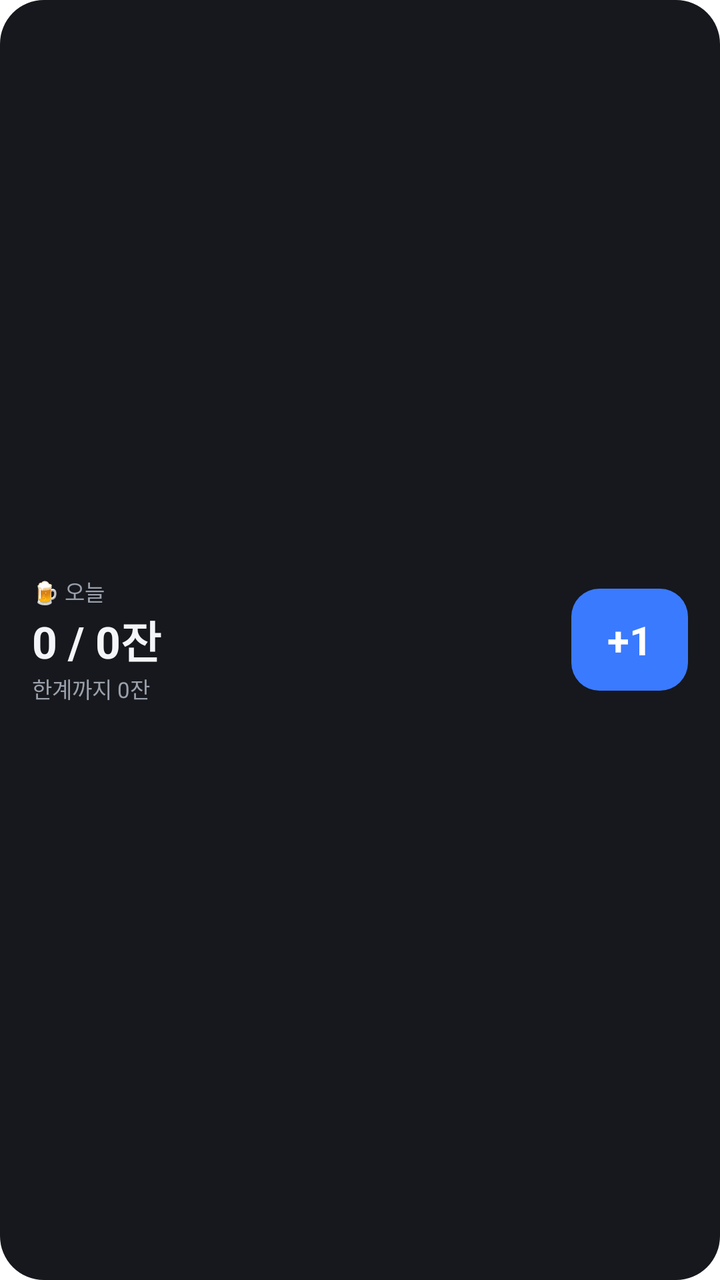
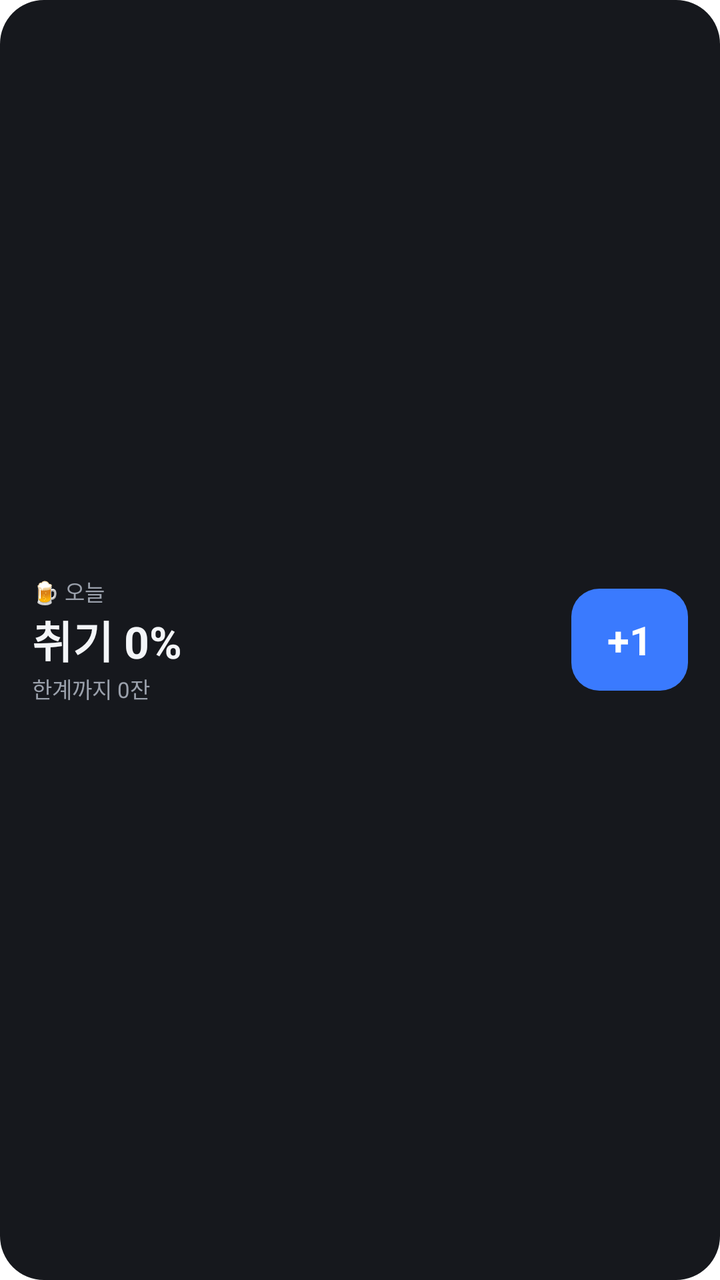

Before-and-after screenshots of an Android layout around one commit, followed by the original layout XML and the change that was made.
<!-- AndroidManifest.xml: fallback theme Theme.MaterialComponents.DayNight.NoActionBar -->
<!-- res/layout/brakepoint_widget.xml -->
<?xml version="1.0" encoding="utf-8"?>
<LinearLayout xmlns:android="http://schemas.android.com/apk/res/android"
  android:id="@+id/widget_root"
  android:layout_width="match_parent"
  android:layout_height="match_parent"
  android:background="@drawable/widget_bg_dark"
  android:gravity="center_vertical"
  android:orientation="horizontal"
  android:paddingHorizontal="16dp"
  android:paddingVertical="12dp">

  <LinearLayout
    android:layout_width="0dp"
    android:layout_height="wrap_content"
    android:layout_weight="1"
    android:orientation="vertical">

    <TextView
      android:id="@+id/widget_label"
      android:layout_width="wrap_content"
      android:layout_height="wrap_content"
      android:text="🍺 오늘"
      android:textColor="#9aa0ab"
      android:textSize="11sp" />

    <TextView
      android:id="@+id/widget_count"
      android:layout_width="wrap_content"
      android:layout_height="wrap_content"
      android:text="0 / 0잔"
      android:textColor="#f3f5f8"
      android:textSize="22sp"
      android:textStyle="bold" />

    <TextView
      android:id="@+id/widget_sub"
      android:layout_width="wrap_content"
      android:layout_height="wrap_content"
      android:text="한계까지 0잔"
      android:textColor="#9aa0ab"
      android:textSize="11sp" />
  </LinearLayout>

  <TextView
    android:id="@+id/widget_add"
    android:layout_width="wrap_content"
    android:layout_height="wrap_content"
    android:background="@drawable/widget_btn_dark"
    android:minWidth="52dp"
    android:gravity="center"
    android:paddingHorizontal="18dp"
    android:paddingVertical="12dp"
    android:text="+1"
    android:textColor="#ffffff"
    android:textSize="20sp"
    android:textStyle="bold" />
</LinearLayout>
<!-- resources referenced by this layout -->
<resources>
  <!-- drawable widget_bg_dark (drawable) -->
  <?xml version="1.0" encoding="utf-8"?>
  <shape xmlns:android="http://schemas.android.com/apk/res/android" android:shape="rectangle">
    <solid android:color="#16181d" />
    <corners android:radius="22dp" />
  </shape>
  <!-- drawable widget_btn_dark (drawable) -->
  <?xml version="1.0" encoding="utf-8"?>
  <shape xmlns:android="http://schemas.android.com/apk/res/android" android:shape="rectangle">
    <solid android:color="#3a7afe" />
    <corners android:radius="14dp" />
  </shape>
</resources>

<!-- the commit's change to res/layout/brakepoint_widget.xml (unified diff, before → after) -->
@@ -27,7 +27,7 @@
       android:id="@+id/widget_count"
       android:layout_width="wrap_content"
       android:layout_height="wrap_content"
-      android:text="0 / 0잔"
+      android:text="취기 0%"
       android:textColor="#f3f5f8"
       android:textSize="22sp"
       android:textStyle="bold" />
